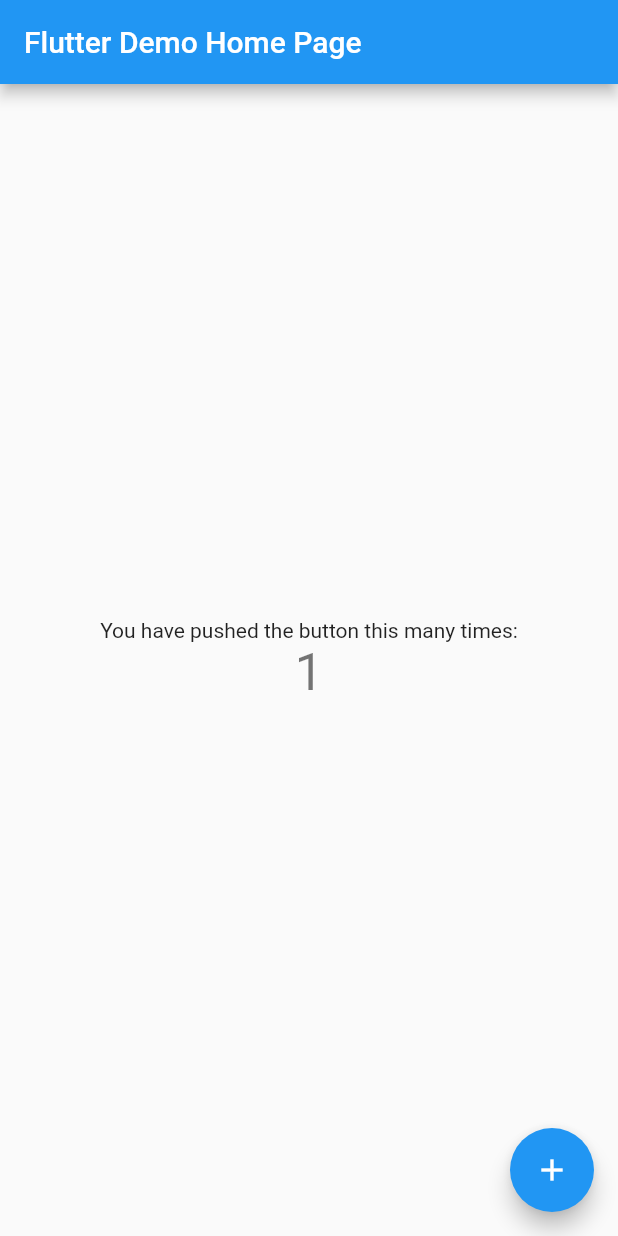
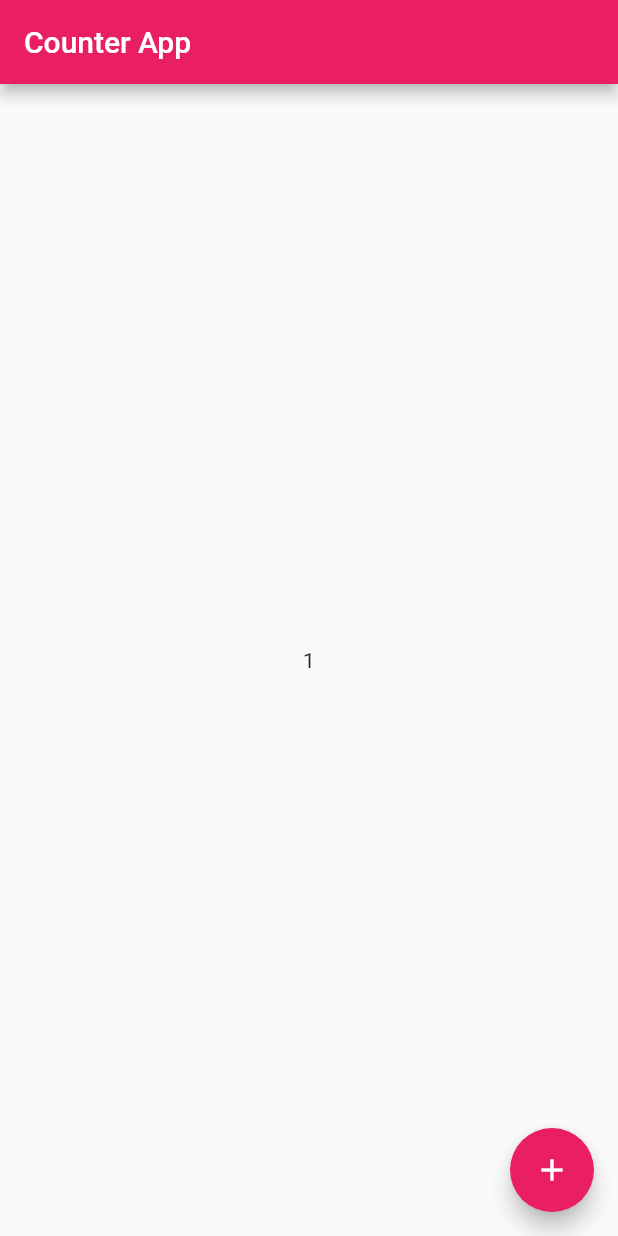
Before and after one commit to hashemidesign/counter_app, a Flutter app: the screen it shows after launch, after a tap on the "add" icon, on a phone screen of 412 x 824 dp. Run offline on Flutter 3.47's test engine with Material 2 defaults, Android fonts, the phone set to English and light mode, and no system bars.

Commit message:
handle counter state

```diff
--- a/lib/main.dart
+++ b/lib/main.dart
@@ -1,3 +1,4 @@
+import 'package:counter_app/notifiers/value_notifiers.dart';
 import 'package:flutter/material.dart';
 
 void main() {
@@ -11,105 +12,38 @@ class MyApp extends StatelessWidget {
   @override
   Widget build(BuildContext context) {
     return MaterialApp(
-      title: 'Flutter Demo',
+      title: 'Flutter Counter App',
       theme: ThemeData(
-        // This is the theme of your application.
-        //
-        // Try running your application with "flutter run". You'll see the
-        // application has a blue toolbar. Then, without quitting the app, try
-        // changing the primarySwatch below to Colors.green and then invoke
-        // "hot reload" (press "r" in the console where you ran "flutter run",
-        // or simply save your changes to "hot reload" in a Flutter IDE).
-        // Notice that the counter didn't reset back to zero; the application
-        // is not restarted.
-        primarySwatch: Colors.blue,
+        primarySwatch: Colors.pink,
       ),
-      home: const MyHomePage(title: 'Flutter Demo Home Page'),
+      home: const HomePage(),
     );
   }
 }
 
-class MyHomePage extends StatefulWidget {
-  const MyHomePage({super.key, required this.title});
-
-  // This widget is the home page of your application. It is stateful, meaning
-  // that it has a State object (defined below) that contains fields that affect
-  // how it looks.
-
-  // This class is the configuration for the state. It holds the values (in this
-  // case the title) provided by the parent (in this case the App widget) and
-  // used by the build method of the State. Fields in a Widget subclass are
-  // always marked "final".
-
-  final String title;
-
-  @override
-  State<MyHomePage> createState() => _MyHomePageState();
-}
-
-class _MyHomePageState extends State<MyHomePage> {
-  int _counter = 0;
-
-  void _incrementCounter() {
-    setState(() {
-      // This call to setState tells the Flutter framework that something has
-      // changed in this State, which causes it to rerun the build method below
-      // so that the display can reflect the updated values. If we changed
-      // _counter without calling setState(), then the build method would not be
-      // called again, and so nothing would appear to happen.
-      _counter++;
-    });
-  }
+class HomePage extends StatelessWidget {
+  const HomePage({Key? key}) : super(key: key);
 
   @override
   Widget build(BuildContext context) {
-    // This method is rerun every time setState is called, for instance as done
-    // by the _incrementCounter method above.
-    //
-    // The Flutter framework has been optimized to make rerunning build methods
-    // fast, so that you can just rebuild anything that needs updating rather
-    // than having to individually change instances of widgets.
     return Scaffold(
       appBar: AppBar(
-        // Here we take the value from the MyHomePage object that was created by
-        // the App.build method, and use it to set our appbar title.
-        title: Text(widget.title),
+        title: const Text("Counter App"),
+      ),
+      floatingActionButton: FloatingActionButton(
+        onPressed: () {
+          counter.value = counter.value + 1;
+        },
+        child: const Icon(Icons.add),
       ),
       body: Center(
-        // Center is a layout widget. It takes a single child and positions it
-        // in the middle of the parent.
-        child: Column(
-          // Column is also a layout widget. It takes a list of children and
-          // arranges them vertically. By default, it sizes itself to fit its
-          // children horizontally, and tries to be as tall as its parent.
-          //
-          // Invoke "debug painting" (press "p" in the console, choose the
-          // "Toggle Debug Paint" action from the Flutter Inspector in Android
-          // Studio, or the "Toggle Debug Paint" command in Visual Studio Code)
-          // to see the wireframe for each widget.
-          //
-          // Column has various properties to control how it sizes itself and
-          // how it positions its children. Here we use mainAxisAlignment to
-          // center the children vertically; the main axis here is the vertical
-          // axis because Columns are vertical (the cross axis would be
-          // horizontal).
-          mainAxisAlignment: MainAxisAlignment.center,
-          children: <Widget>[
-            const Text(
-              'You have pushed the button this many times:',
-            ),
-            Text(
-              '$_counter',
-              style: Theme.of(context).textTheme.headlineMedium,
-            ),
-          ],
+        child: ValueListenableBuilder(
+          valueListenable: counter,
+          builder: (context, counterValue, child) {
+            return Text("$counterValue");
+          },
         ),
       ),
-      floatingActionButton: FloatingActionButton(
-        onPressed: _incrementCounter,
-        tooltip: 'Increment',
-        child: const Icon(Icons.add),
-      ), // This trailing comma makes auto-formatting nicer for build methods.
     );
   }
 }
--- /dev/null
+++ b/lib/notifiers/value_notifiers.dart
@@ -0,0 +1,3 @@
+import 'package:flutter/cupertino.dart';
+
+ValueNotifier<int> counter = ValueNotifier(0);
```
